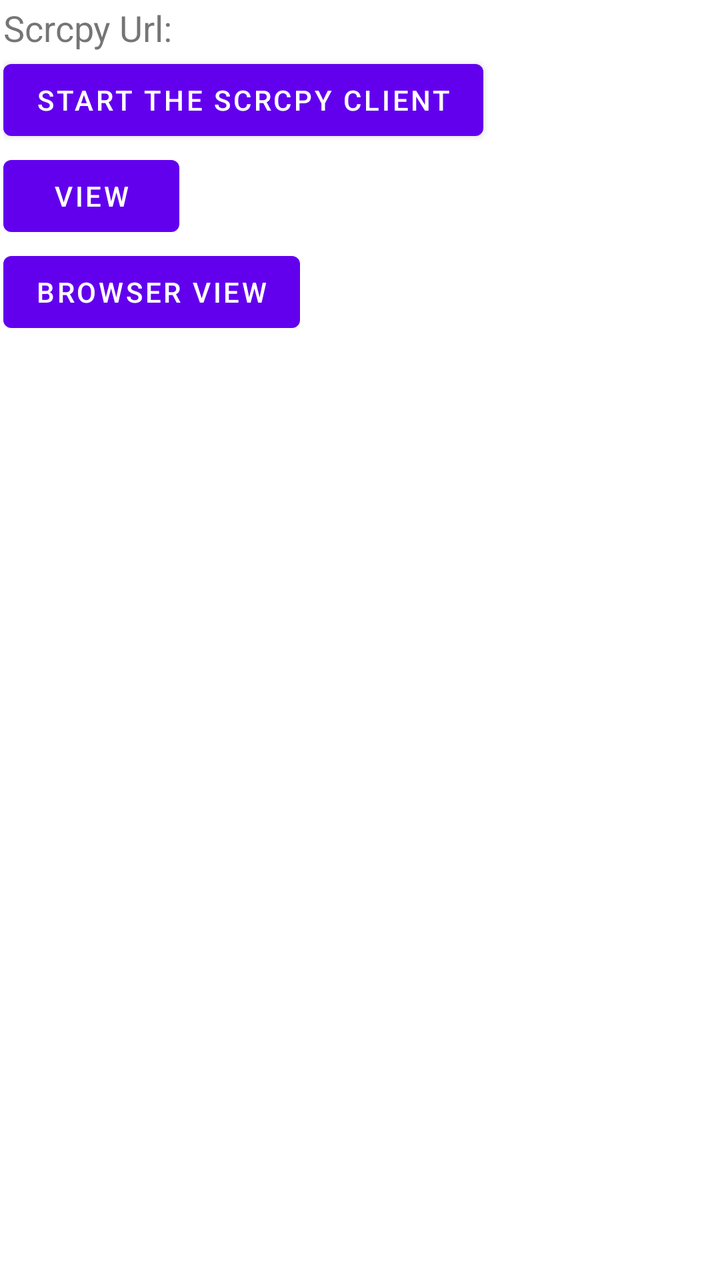
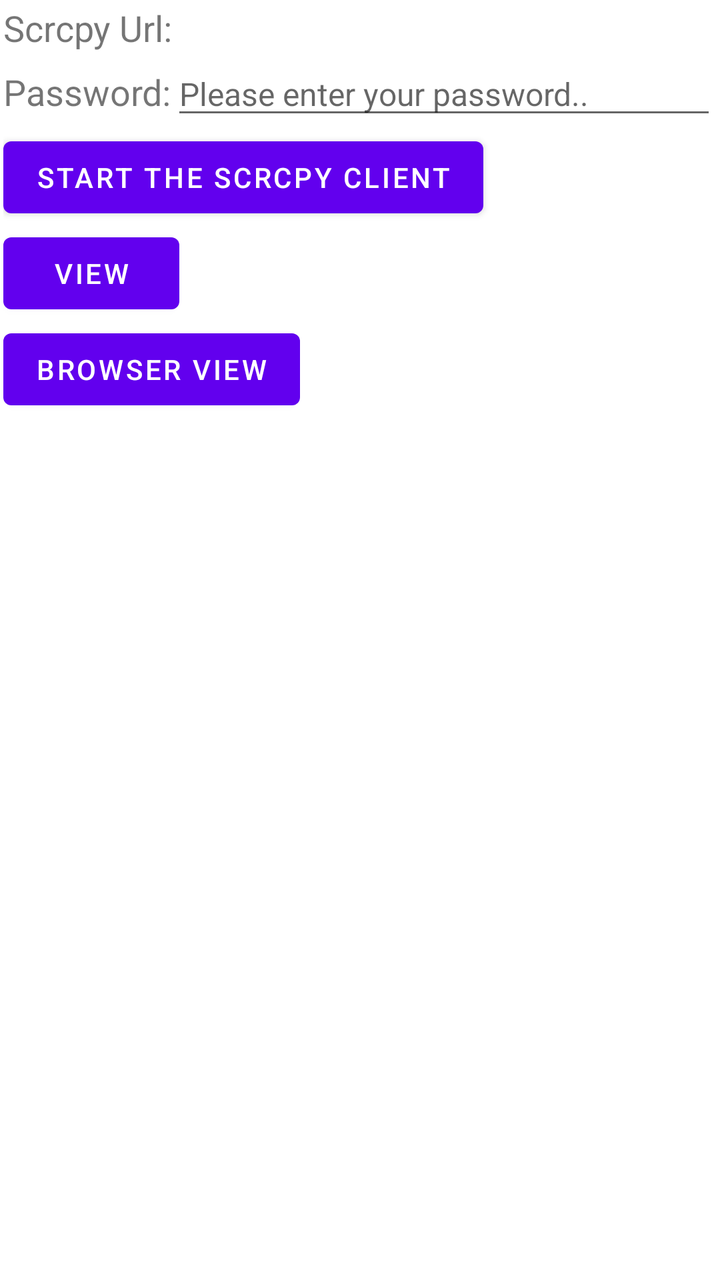

Compare the two renders of this Android layout. The source of the first and the diff that turns it into the second are given below.
<!-- AndroidManifest.xml: application theme Theme.MaterialComponents.Light.NoActionBar -->
<!-- res/layout/activity_scrcpy.xml -->
<LinearLayout xmlns:android="http://schemas.android.com/apk/res/android"
    android:layout_width="match_parent"
    android:orientation="vertical"
    android:padding="5px"
    android:layout_height="match_parent">

    <LinearLayout
        android:layout_width="match_parent"
        android:layout_height="wrap_content"
        android:orientation="horizontal"
        android:gravity="center_vertical"
        >
    <TextView
        android:layout_width="wrap_content"
        android:layout_height="wrap_content"
        android:text="@string/scrcpyurl"
        android:singleLine="true"
        android:textSize="18sp" />

    <TextView
        android:layout_width="0dp"
        android:layout_height="wrap_content"
        android:layout_weight="1"
        android:singleLine="true"
        android:textSize="18sp"
        android:id="@+id/addrView"
        />
    </LinearLayout>


    <Button
        android:id="@+id/btn_control"
        android:layout_width="wrap_content"
        android:layout_height="wrap_content"
        android:text="@string/startScrcpyClient" />

    <Button
        android:id="@+id/btn_open"
        android:layout_width="wrap_content"
        android:layout_height="wrap_content"
        android:text="@string/openNative" />

    <Button
        android:id="@+id/btn_open_browser"
        android:layout_width="wrap_content"
        android:layout_height="wrap_content"
        android:text="@string/openBrowser" />



</LinearLayout>
<!-- resources referenced by this layout -->
<resources>
  <string name="openBrowser">Browser View</string>
  <string name="openNative">View</string>
  <string name="scrcpyurl">Scrcpy Url:</string>
  <string name="startScrcpyClient">Start the scrcpy client</string>
</resources>

<!-- the commit's change to res/layout/activity_scrcpy.xml (unified diff, before → after) -->
@@ -27,6 +27,30 @@
         />
     </LinearLayout>
 
+    <LinearLayout
+        android:layout_width="match_parent"
+        android:layout_height="wrap_content"
+        android:orientation="horizontal"
+        >
+        <TextView
+            android:layout_width="wrap_content"
+            android:layout_height="wrap_content"
+            android:text="@string/passwordlabel"
+            android:singleLine="true"
+            android:textSize="18sp" />
+
+        <EditText
+            android:id="@+id/et_password"
+            android:layout_width="0dp"
+            android:layout_height="wrap_content"
+            android:textSize="16sp"
+            android:layout_weight="1"
+            android:gravity="center_vertical"
+            android:singleLine="true"
+            android:hint="@string/passwordhint"
+            android:imeOptions="actionDone"/>
+    </LinearLayout>
+
 
     <Button
         android:id="@+id/btn_control"
<!-- resource entries referenced after the edit -->
@@ -2,6 +2,8 @@
 <resources>
   <string name="openBrowser">Browser View</string>
   <string name="openNative">View</string>
+  <string name="passwordhint"> Please enter your password..</string>
+  <string name="passwordlabel"> Password:</string>
   <string name="scrcpyurl">Scrcpy Url:</string>
   <string name="startScrcpyClient">Start the scrcpy client</string>
 </resources>
